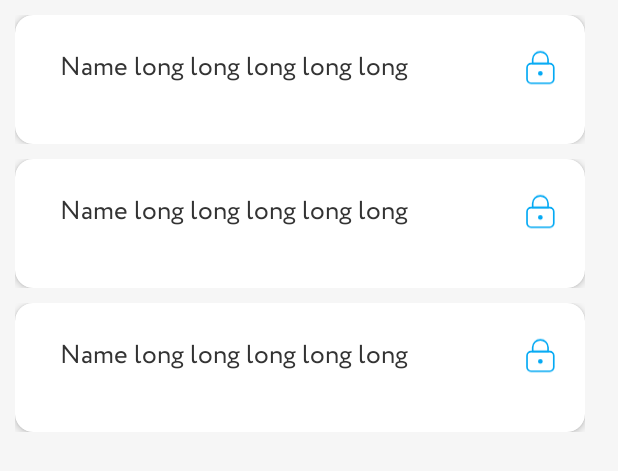
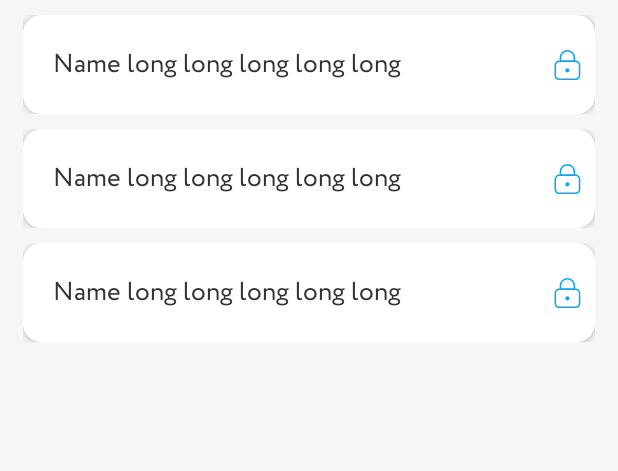
Before and after one commit to buthed/My-house-trainee-project, an Android app: the layout fragment_doors.xml on its own in the app's theme, with its tools: preview values and no code run, on a phone screen of 412 x 824 dp. Shown: the top 471 px of the screen. Run offline under Robolectric (Android 15) with nearby library versions, the phone set to English and light mode, and no system bars; network calls fail.

Commit message:
With correct xml parametres

```diff
--- a/app/src/main/res/layout/fragment_cameras.xml
+++ b/app/src/main/res/layout/fragment_cameras.xml
@@ -9,7 +9,7 @@
 
     <androidx.recyclerview.widget.RecyclerView
         android:id="@+id/cameraRecyclerView"
-        android:layout_width="wrap_content"
+        android:layout_width="match_parent"
         android:layout_height="match_parent"
         android:orientation="vertical"
         app:layoutManager="androidx.recyclerview.widget.LinearLayoutManager"
--- a/app/src/main/res/layout/fragment_doors.xml
+++ b/app/src/main/res/layout/fragment_doors.xml
@@ -9,13 +9,11 @@
 
     <androidx.recyclerview.widget.RecyclerView
         android:id="@+id/doorsRecyclerView"
-        android:layout_width="wrap_content"
+        android:layout_width="match_parent"
         android:layout_height="match_parent"
-        android:layout_marginStart="20dp"
         android:orientation="vertical"
         app:layoutManager="androidx.recyclerview.widget.LinearLayoutManager"
         app:layout_constraintEnd_toEndOf="parent"
-
         app:layout_constraintStart_toStartOf="parent"
         app:layout_constraintTop_toTopOf="parent"
         tools:listitem="@layout/item_door" />
--- a/app/src/main/res/layout/item_door.xml
+++ b/app/src/main/res/layout/item_door.xml
@@ -3,25 +3,16 @@
     xmlns:app="http://schemas.android.com/apk/res-auto"
     xmlns:tools="http://schemas.android.com/tools"
     android:id="@+id/item_door_motion_layout"
-    android:layout_width="wrap_content"
+    android:layout_width="match_parent"
     android:layout_height="wrap_content"
+    android:layout_marginHorizontal="15dp"
     android:layout_marginTop="10dp"
     app:layoutDescription="@xml/item_door_scene">
 
-    <androidx.constraintlayout.widget.ConstraintLayout
-        android:id="@+id/constraint1"
-        android:layout_width="wrap_content"
-        android:layout_height="wrap_content"
-        android:visibility="visible"
-        android:layout_marginStart="-100dp"
-        app:layout_constraintStart_toStartOf="parent"
-        app:layout_constraintTop_toTopOf="parent">
-
     <androidx.cardview.widget.CardView
         android:id="@+id/doorItemCardView"
-            android:layout_width="380dp"
+        android:layout_width="match_parent"
         android:layout_height="wrap_content"
-            android:layout_marginStart="-0dp"
         app:cardCornerRadius="12dp"
         app:cardElevation="3dp"
         app:layout_constraintStart_toStartOf="parent"
@@ -29,90 +20,63 @@
 
         <androidx.constraintlayout.widget.ConstraintLayout
             android:layout_width="match_parent"
-                android:layout_height="match_parent">
+            android:layout_height="wrap_content">
 
             <androidx.appcompat.widget.AppCompatImageView
                 android:id="@+id/doorItemImageView"
                 android:layout_width="match_parent"
-                    android:layout_height="210dp"
+                android:layout_height="wrap_content"
                 android:adjustViewBounds="true"
-                    android:scaleType="centerCrop"
                 android:visibility="gone"
-                    app:layout_constraintBottom_toTopOf="@+id/doorItemLinearLayoutCompat"
+                app:layout_constraintBottom_toTopOf="@+id/doorItemName"
                 app:layout_constraintStart_toStartOf="parent"
                 app:layout_constraintTop_toTopOf="parent"
                 tools:src="@drawable/ic_launcher_foreground" />
 
-                <androidx.appcompat.widget.LinearLayoutCompat
-                    android:id="@+id/doorItemLinearLayoutCompat"
-                    android:layout_width="match_parent"
-                    android:layout_height="wrap_content"
-                    android:layout_marginBottom="16dp"
-                    android:orientation="horizontal"
-                    app:layout_constraintBottom_toBottomOf="parent"
-                    tools:ignore="MissingConstraints"
-                    tools:layout_editor_absoluteX="-163dp">
-
             <androidx.appcompat.widget.AppCompatTextView
                 android:id="@+id/doorItemName"
-                        android:layout_width="0dp"
-                        android:layout_height="match_parent"
-                        android:layout_marginStart="30dp"
-                        android:layout_marginEnd="30dp"
-                        android:layout_weight="7"
+                android:layout_width="wrap_content"
+                android:layout_height="wrap_content"
                 android:gravity="center_vertical"
+                android:padding="20dp"
                 android:textSize="@dimen/defaultTextSize"
+                app:layout_constraintBottom_toBottomOf="parent"
+                app:layout_constraintStart_toStartOf="parent"
                 tools:text="Name long long long long long" />
 
             <androidx.appcompat.widget.AppCompatImageView
                 android:id="@+id/doorItemLockImageButton"
-                        android:layout_width="0dp"
-                        android:layout_height="70dp"
-                        android:layout_marginEnd="10dp"
-                        android:layout_weight="1"
+                android:layout_width="wrap_content"
+                android:layout_height="wrap_content"
                 android:padding="5dp"
                 android:src="@drawable/icon_lock"
-                        app:layout_constraintBottom_toBottomOf="parent"
-                        app:layout_constraintEnd_toEndOf="parent" />
-                </androidx.appcompat.widget.LinearLayoutCompat>
+                app:layout_constraintBottom_toBottomOf="@id/doorItemName"
+                app:layout_constraintEnd_toEndOf="parent"
+                app:layout_constraintTop_toTopOf="@id/doorItemName" />
 
         </androidx.constraintlayout.widget.ConstraintLayout>
 
     </androidx.cardview.widget.CardView>
 
-    </androidx.constraintlayout.widget.ConstraintLayout>
-
-    <androidx.constraintlayout.widget.ConstraintLayout
-        android:id="@+id/constraint2"
-        android:layout_width="wrap_content"
-        android:layout_height="match_parent"
-        android:orientation="horizontal"
-        android:visibility="invisible"
-        app:layout_constraintBottom_toBottomOf="parent"
-        app:layout_constraintStart_toEndOf="@+id/constraint1"
-        app:layout_constraintTop_toTopOf="parent">
-
     <androidx.appcompat.widget.AppCompatImageButton
         android:id="@+id/doorItemEditButton"
         android:layout_width="wrap_content"
-            android:layout_height="match_parent"
-            android:layout_marginStart="10dp"
+        android:layout_height="wrap_content"
+        android:layout_marginStart="15dp"
         android:background="@color/bg"
         android:src="@drawable/icon_edit"
         app:layout_constraintBottom_toBottomOf="parent"
-            app:layout_constraintStart_toStartOf="parent"
+        app:layout_constraintStart_toEndOf="@id/doorItemCardView"
         app:layout_constraintTop_toTopOf="parent" />
 
     <androidx.appcompat.widget.AppCompatImageButton
         android:id="@+id/doorItemFavoriteButton"
         android:layout_width="wrap_content"
-            android:layout_height="match_parent"
+        android:layout_height="wrap_content"
         android:background="@color/bg"
         android:src="@drawable/icon_star"
-            android:layout_marginEnd="10dp"
         app:layout_constraintBottom_toBottomOf="parent"
         app:layout_constraintStart_toEndOf="@+id/doorItemEditButton"
         app:layout_constraintTop_toTopOf="parent" />
-    </androidx.constraintlayout.widget.ConstraintLayout>
 
 </androidx.constraintlayout.motion.widget.MotionLayout>
--- a/app/src/main/res/layout/main_fragment.xml
+++ b/app/src/main/res/layout/main_fragment.xml
@@ -14,7 +14,8 @@
         android:textSize="@dimen/middleTextSize"
         android:gravity="center"
         android:layout_width="match_parent"
-        android:layout_height="50dp"/>
+        android:paddingVertical="10dp"
+        android:layout_height="wrap_content"/>
 
     <com.google.android.material.tabs.TabLayout
         android:id="@+id/tab_layout"
--- a/app/src/main/res/xml/item_door_scene.xml
+++ b/app/src/main/res/xml/item_door_scene.xml
@@ -16,39 +16,23 @@
 
     <ConstraintSet android:id="@+id/start">
         <Constraint
-            android:id="@+id/constraint1"
-            android:layout_width="wrap_content"
+            android:id="@+id/doorItemCardView"
+            android:layout_width="match_parent"
             android:layout_height="wrap_content"
-            android:visibility="visible"
             android:layout_marginStart="0dp"
+            android:layout_marginEnd="0dp"
             motion:layout_constraintTop_toTopOf="parent"
             motion:layout_constraintStart_toStartOf="parent" />
-        <Constraint
-            android:id="@+id/constraint2"
-            motion:layout_constraintStart_toEndOf="@+id/constraint1"
-            android:layout_width="wrap_content"
-            android:layout_height="match_parent"
-            motion:layout_constraintBottom_toBottomOf="parent"
-            android:visibility="invisible"
-            motion:layout_constraintTop_toTopOf="parent" />
     </ConstraintSet>
 
     <ConstraintSet android:id="@+id/end">
         <Constraint
-            android:id="@+id/constraint1"
-            android:layout_width="wrap_content"
+            android:id="@+id/doorItemCardView"
+            android:layout_width="match_parent"
             android:layout_height="wrap_content"
-            android:visibility="visible"
             android:layout_marginStart="-100dp"
+            android:layout_marginEnd="100dp"
             motion:layout_constraintTop_toTopOf="parent"
             motion:layout_constraintStart_toStartOf="parent" />
-        <Constraint
-            android:id="@+id/constraint2"
-            motion:layout_constraintStart_toEndOf="@+id/constraint1"
-            android:layout_width="wrap_content"
-            android:layout_height="match_parent"
-            motion:layout_constraintBottom_toBottomOf="parent"
-            android:visibility="visible"
-            motion:layout_constraintTop_toTopOf="parent" />
     </ConstraintSet>
 </MotionScene>
```
Also changed, not shown: app/src/main/res/layout/fragment_door_details.xml (+12 -10 lines), app/src/main/res/layout/item_camera.xml (+33 -30 lines), app/src/main/res/xml/item_camera_scene.xml (+6 -30 lines), app/src/main/res/drawable/photo_unavailable.jpg (added). Lines whose indentation alone changed are shown as unchanged.
